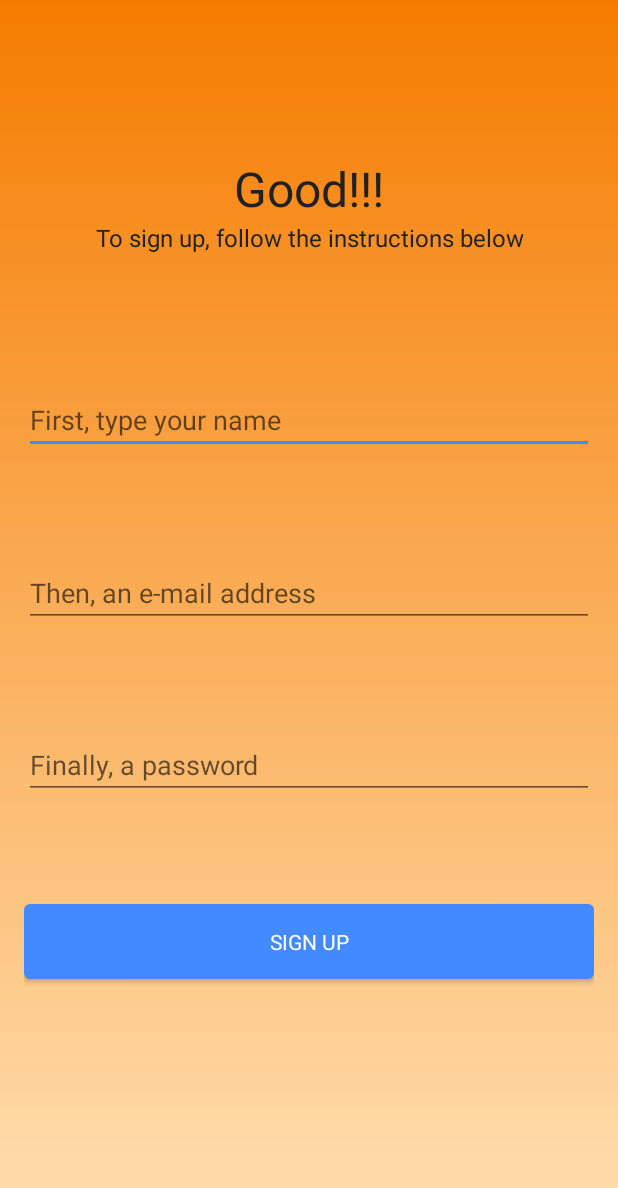
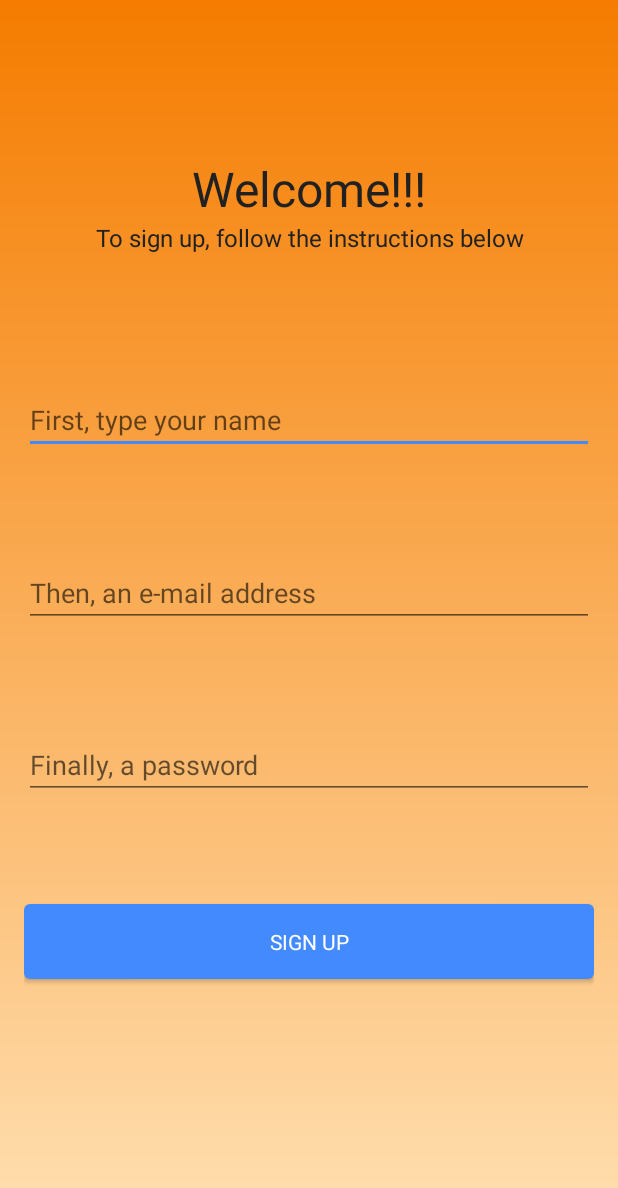
Before and after one commit to gziolle/promptastic, an Android app: the SignupActivity screen opened directly, with no data from a screen before it, on a phone screen of 412 x 824 dp. Shown: the top 1188 px of the screen. Run offline under Robolectric (Android 15) with nearby library versions, the phone set to English and light mode, and no system bars; our stand-ins replace ButterKnife; Roboto replaces fonts that are not available here.

Commit message:
refactor: changed Sign Up Welcome Text

```diff
--- a/app/src/main/res/values/strings.xml
+++ b/app/src/main/res/values/strings.xml
@@ -25,7 +25,7 @@
     <string name="signup_password_hint">Finally, a password</string>
     <string name="signup_button_text">Sign Up</string>
     <string name="signup_fail">Sign Up Failure. Please, try again</string>
-    <string name="signup_good">Good!!!</string>
+    <string name="signup_good">Welcome!!!</string>
     <string name="signup_description">To sign up, follow the instructions below</string>
     <string name="signup_dialog_title">Success!!!!</string>
     <string name="signup_dialog_message">Your account has been created. Please, login to continue</string>
```
